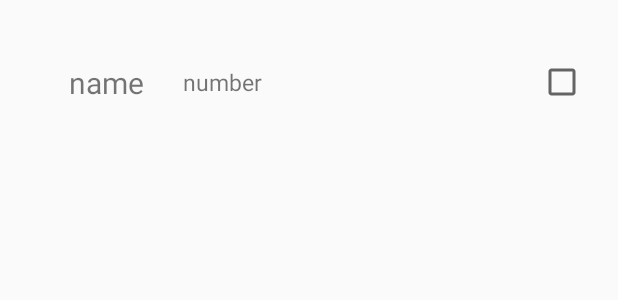
After one commit to backlo/HELP_U-Android, an Android app: the layout enroll_custom_listview.xml on its own in the app's theme, with its tools: preview values and no code run, on a phone screen of 412 x 824 dp. The commit adds this screen. Shown: the top 300 px of the screen. Run offline under Robolectric (Android 15) with nearby library versions, the phone set to English and light mode, and no system bars.

Commit message:
연락처 가져오기 및 선택한 연락처 리스트뷰에 넣기

```diff
--- a/app/src/main/AndroidManifest.xml
+++ b/app/src/main/AndroidManifest.xml
@@ -3,6 +3,7 @@
     package="com.example.help_u">
 
     <uses-permission android:name="android.permission.INTERNET" />
+    <uses-permission android:name="android.permission.READ_CONTACTS"/>
 
     <application
         android:allowBackup="true"
--- /dev/null
+++ b/app/src/main/res/layout/enroll_custom_listview.xml
@@ -0,0 +1,32 @@
+<?xml version="1.0" encoding="utf-8"?>
+<LinearLayout android:layout_width="match_parent"
+    android:layout_height="70dp"
+    android:orientation="horizontal"
+    android:layout_margin="20dp"
+    xmlns:android="http://schemas.android.com/apk/res/android">
+
+    <TextView
+        android:id="@+id/enroll_listview_name"
+        android:textSize="20dp"
+        android:layout_width="match_parent"
+        android:layout_height="match_parent"
+        android:layout_weight="2"
+        android:gravity="center"
+        android:text="name"/>
+
+    <TextView
+        android:id="@+id/enroll_listiview_number"
+        android:textSize="15dp"
+        android:layout_width="match_parent"
+        android:layout_height="match_parent"
+        android:layout_weight="1"
+        android:text="number"
+        android:gravity="center|left"/>
+
+    <CheckBox
+        android:id="@+id/enroll_check"
+        android:layout_width="match_parent"
+        android:layout_height="match_parent"
+        android:layout_weight="2.5"/>
+
+</LinearLayout>
```
Also changed, not shown: app/src/main/java/com/example/help_u/Requester/Adapter/EnrollAdapter.java (added, +68 -0 lines), app/src/main/java/com/example/help_u/Requester/Fragment/RequestEnrollFragment.java (+47 -4 lines), app/src/main/res/layout/fragment_request_enroll.xml (+4 -4 lines).
